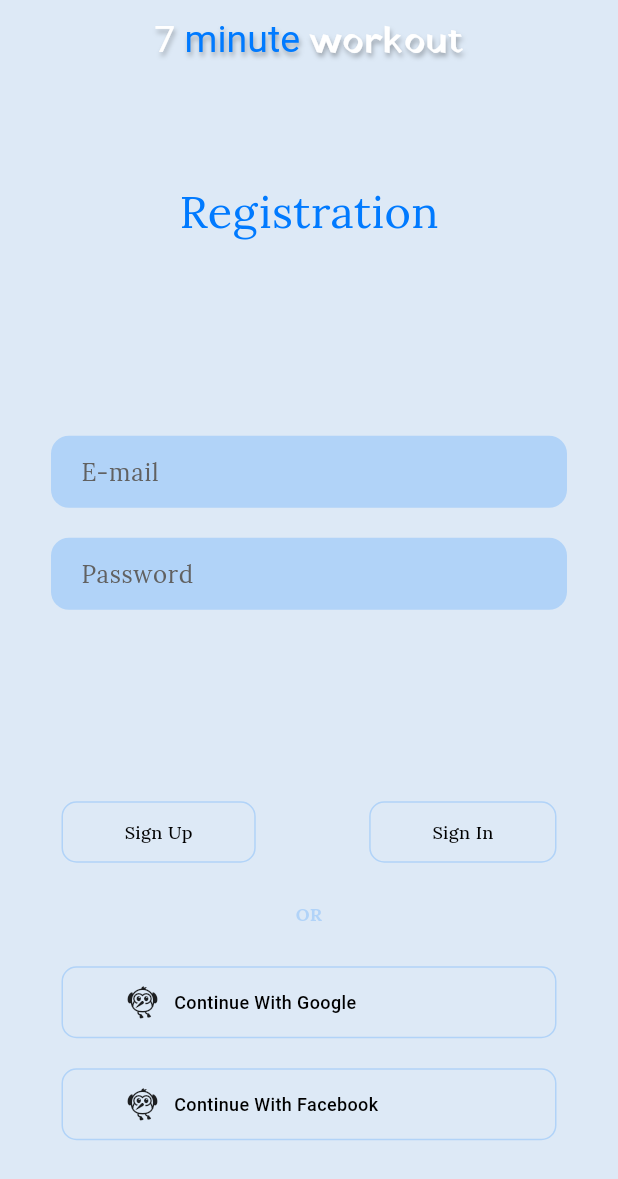
After one commit to Albinaaaaa/7-minute-workout, a Flutter app: the screen it shows after launch, after a tap on an icon or button, on a phone screen of 412 x 824 dp. The commit adds this screen. Shown: the top 1179 px of the screen. Run offline on Flutter 3.47's test engine with Material 3 defaults, Android fonts, the phone set to English and light mode, and no system bars.

Commit message:
feat: Add registration screen

```diff
--- /dev/null
+++ b/lib/app.dart
@@ -0,0 +1,19 @@
+import 'package:flutter/material.dart';
+import 'package:seven_minute_workout/screens/start_screen.dart';
+
+class App extends StatelessWidget {
+  const App({super.key});
+
+  @override
+  Widget build(BuildContext context) {
+    return MaterialApp(
+      theme: ThemeData(
+        appBarTheme: const AppBarTheme(
+          backgroundColor: Color.fromARGB(255, 221, 233, 246),
+        ),
+        scaffoldBackgroundColor: const Color.fromARGB(255, 221, 233, 246),
+      ),
+      home: const StartScreen(),
+    );
+  }
+}
--- /dev/null
+++ b/lib/core/theme/colors.dart
@@ -0,0 +1,7 @@
+import 'package:flutter/material.dart';
+
+class AppColor {
+  static const background = Color(0xFFDDE9F6);
+  static const mainBlue = Color(0xFF007AFF);
+  static const borderBlue = Color.fromRGBO(0, 122, 255, 0.2);
+}
--- a/lib/core/widgets/button/custom_button.dart
+++ b/lib/core/widgets/buttons/custom_button.dart
@@ -11,7 +11,7 @@ class CustomButton extends StatelessWidget {
     return FractionallySizedBox(
       widthFactor: 1,
       child: ElevatedButton(
-        onPressed: () {},
+        onPressed: onTap,
         style: ElevatedButton.styleFrom(
           foregroundColor: const Color.fromARGB(255, 242, 245, 248),
           backgroundColor: const Color.fromARGB(255, 0, 122, 255),
--- /dev/null
+++ b/lib/core/widgets/buttons/registration_button.dart
@@ -0,0 +1,64 @@
+import 'package:flutter/material.dart';
+import 'package:seven_minute_workout/core/theme/colors.dart';
+
+class RegistrationButton extends StatelessWidget {
+  const RegistrationButton({
+    super.key,
+    required this.text,
+    required this.onPressed,
+    this.icon,
+  });
+
+  final String text;
+  final IconData? icon;
+  final Function() onPressed;
+
+  @override
+  Widget build(BuildContext context) {
+    final borderRadius = BorderRadius.circular(10);
+
+    return InkWell(
+      onTap: onPressed,
+      borderRadius: borderRadius,
+      child: Ink(
+        decoration: BoxDecoration(
+          borderRadius: borderRadius,
+        ),
+        child: Container(
+          padding: const EdgeInsets.symmetric(vertical: 11, horizontal: 41),
+          decoration: BoxDecoration(
+            border: Border.all(
+              width: 1,
+              color: AppColor.borderBlue,
+            ),
+            borderRadius: borderRadius,
+          ),
+          child: icon == null
+              ? Text(
+                  text,
+                  style: const TextStyle(
+                    fontFamily: 'Lora',
+                    color: Colors.black,
+                    fontWeight: FontWeight.w500,
+                    fontSize: 12.0,
+                  ),
+                )
+              : Row(
+                  children: [
+                    Icon(icon),
+                    const SizedBox(width: 9),
+                    Text(
+                      text,
+                      style: const TextStyle(
+                        color: Colors.black,
+                        fontWeight: FontWeight.w500,
+                        fontSize: 12.0,
+                      ),
+                    ),
+                  ],
+                ),
+        ),
+      ),
+    );
+  }
+}
--- /dev/null
+++ b/lib/core/widgets/custom_formfield/custom_formfield.dart
@@ -0,0 +1,26 @@
+import 'package:flutter/material.dart';
+import 'package:seven_minute_workout/core/theme/colors.dart';
+
+class CustomFormField extends StatelessWidget {
+  const CustomFormField({super.key, required this.hintText});
+  final String hintText;
+
+  @override
+  Widget build(BuildContext context) {
+    return TextField(
+      obscureText: hintText == 'Password',
+      cursorColor: AppColor.mainBlue,
+      decoration: InputDecoration(
+        filled: true,
+        fillColor: AppColor.borderBlue,
+        hintText: hintText,
+        hintStyle: TextStyle(color: Colors.grey.shade700, fontFamily: 'Lora'),
+        border: OutlineInputBorder(
+          borderRadius: BorderRadius.circular(12.0),
+          borderSide: BorderSide.none,
+        ),
+        contentPadding: const EdgeInsets.symmetric(horizontal: 16.0),
+      ),
+    );
+  }
+}
--- /dev/null
+++ b/lib/core/widgets/seven_minute_workout/seven_minute_workout.dart
@@ -0,0 +1,40 @@
+import 'package:flutter/material.dart';
+
+class SevenMinuteWorkout extends StatelessWidget {
+  const SevenMinuteWorkout({super.key, required this.size});
+
+  final double size;
+
+  @override
+  Widget build(BuildContext context) {
+    return RichText(
+      text: TextSpan(
+        style: TextStyle(
+          fontFamily: 'Yatra',
+          fontSize: size,
+          color: Colors.white,
+          shadows: const [
+            Shadow(
+              offset: Offset(1.0, 3.0),
+              blurRadius: 4.0,
+              color: Color.fromARGB(75, 0, 0, 0),
+            ),
+          ],
+        ),
+        children: const [
+          TextSpan(
+            text: '7',
+            style: TextStyle(fontWeight: FontWeight.w400),
+          ),
+          TextSpan(
+            text: '\tminute\t',
+            style: TextStyle(
+              color: Color(0xFF007AFF),
+            ),
+          ),
+          TextSpan(text: 'workout'),
+        ],
+      ),
+    );
+  }
+}
--- a/lib/core/widgets/sport_circle/sport_circle.dart
+++ b/lib/core/widgets/sport_circle/sport_circle.dart
@@ -1,4 +1,5 @@
 import 'package:flutter/material.dart';
+import 'package:seven_minute_workout/core/widgets/seven_minute_workout/seven_minute_workout.dart';
 import 'package:seven_minute_workout/core/widgets/sport_circle/circle_gradient.dart';
 
 class SportCircle extends StatefulWidget {
@@ -60,35 +61,7 @@ class _SportCircleState extends State<SportCircle>
             radius: 130, gradient: true, color: Color(0xFF87BEFA))),
         buildAnimatedCircle(const CircleGradient(
             radius: 80, gradient: false, color: Color(0xFF87BEFA))),
-        RichText(
-          text: const TextSpan(
-            style: TextStyle(
-              fontFamily: 'Yatra',
-              fontSize: 35,
-              color: Colors.white,
-              shadows: <Shadow>[
-                Shadow(
-                  offset: Offset(1.0, 3.0),
-                  blurRadius: 4.0,
-                  color: Color.fromARGB(75, 0, 0, 0),
-                ),
-              ],
-            ),
-            children: <TextSpan>[
-              TextSpan(
-                text: '7',
-                style: TextStyle(fontWeight: FontWeight.w400),
-              ),
-              TextSpan(
-                text: ' minute ',
-                style: TextStyle(
-                  color: Color(0xFF007AFF),
-                ),
-              ),
-              TextSpan(text: 'workout'),
-            ],
-          ),
-        ),
+        const SevenMinuteWorkout(size: 35),
       ],
     );
   }
--- a/lib/main.dart
+++ b/lib/main.dart
@@ -1,9 +1,6 @@
 import 'package:flutter/material.dart';
-import 'package:seven_minute_workout/screens/start_screen.dart';
+import 'package:seven_minute_workout/app.dart';
 
 void main() {
-  runApp(const MaterialApp(
-    // Wrap with MaterialApp
-    home: StartScreen(),
-  ));
+  runApp(const App());
 }
--- /dev/null
+++ b/lib/screens/registration_screen.dart
@@ -0,0 +1,92 @@
+import 'package:flutter/material.dart';
+import 'package:seven_minute_workout/core/theme/colors.dart';
+import 'package:seven_minute_workout/core/widgets/buttons/registration_button.dart';
+import 'package:seven_minute_workout/core/widgets/custom_formfield/custom_formfield.dart';
+import 'package:seven_minute_workout/core/widgets/seven_minute_workout/seven_minute_workout.dart';
+
+class RegistrationScreen extends StatelessWidget {
+  const RegistrationScreen({super.key});
+
+  @override
+  Widget build(BuildContext context) {
+    return Scaffold(
+      appBar: AppBar(
+        title: const SevenMinuteWorkout(size: 25),
+        centerTitle: true,
+        automaticallyImplyLeading: false, // delete navigation pop icon
+      ),
+      body: Container(
+        alignment: Alignment.center,
+        padding: const EdgeInsets.symmetric(horizontal: 34),
+        child: Column(
+          mainAxisAlignment: MainAxisAlignment.spaceAround,
+          children: [
+            const Text(
+              'Registration',
+              style: TextStyle(
+                fontFamily: 'Lora',
+                color: AppColor.mainBlue,
+                fontWeight: FontWeight.w400,
+                fontSize: 30.0,
+              ),
+            ),
+            const Column(
+              children: [
+                CustomFormField(
+                  hintText: 'E-mail',
+                ),
+                SizedBox(height: 20),
+                CustomFormField(
+                  hintText: 'Password',
+                ),
+              ],
+            ),
+            Container(
+              margin: const EdgeInsets.symmetric(horizontal: 7),
+              child: Column(
+                children: [
+                  Row(
+                    mainAxisAlignment: MainAxisAlignment.spaceBetween,
+                    children: [
+                      RegistrationButton(
+                        onPressed: () {},
+                        text: 'Sign Up',
+                      ),
+                      RegistrationButton(
+                        onPressed: () {},
+                        text: 'Sign In',
+                      )
+                    ],
+                  ),
+                  Container(
+                    margin: const EdgeInsets.symmetric(vertical: 26),
+                    child: const Text(
+                      'OR',
+                      style: TextStyle(
+                        fontFamily: 'Lora',
+                        color: AppColor.borderBlue,
+                        fontWeight: FontWeight.bold,
+                        fontSize: 12.0,
+                      ),
+                    ),
+                  ),
+                  RegistrationButton(
+                    onPressed: () {},
+                    icon: Icons.flutter_dash,
+                    text: 'Continue With Google',
+                  ),
+                  const SizedBox(height: 20),
+                  RegistrationButton(
+                    onPressed: () {},
+                    icon: Icons.flutter_dash,
+                    text: 'Continue With Facebook',
+                  )
+                ],
+              ),
+            )
+          ],
+        ),
+      ),
+    );
+  }
+}
--- a/lib/screens/start_screen.dart
+++ b/lib/screens/start_screen.dart
@@ -1,6 +1,7 @@
 import 'package:flutter/material.dart';
-import 'package:seven_minute_workout/core/widgets/button/custom_button.dart';
+import 'package:seven_minute_workout/core/widgets/buttons/custom_button.dart';
 import 'package:seven_minute_workout/core/widgets/sport_circle/sport_circle.dart';
+import 'package:seven_minute_workout/screens/registration_screen.dart';
 
 void main() {
   runApp(const StartScreen());
@@ -22,7 +23,7 @@ class _StartScreenState extends State<StartScreen>
   void initState() {
     super.initState();
     _controller = AnimationController(
-      duration: const Duration(seconds: 2),
+      duration: const Duration(seconds: 5),
       vsync: this,
     )..forward().whenComplete(() {
         setState(() {
@@ -39,9 +40,7 @@ class _StartScreenState extends State<StartScreen>
 
   @override
   Widget build(BuildContext context) {
-    return MaterialApp(
-      home: Scaffold(
-        backgroundColor: const Color.fromARGB(255, 221, 233, 246),
+    return Scaffold(
       body: Container(
         alignment: Alignment.center,
         padding: const EdgeInsets.symmetric(horizontal: 20),
@@ -64,14 +63,19 @@ class _StartScreenState extends State<StartScreen>
             Visibility(
               visible: _showContent,
               child: CustomButton(
-                  onTap: () {},
+                onTap: () {
+                  Navigator.of(context).push(
+                    MaterialPageRoute(
+                      builder: (context) => const RegistrationScreen(),
+                    ),
+                  );
+                },
                 text: 'Let\'s get started',
               ),
             ),
           ],
         ),
       ),
-      ),
     );
   }
 }
```
Also changed, not shown: lib/screens/menu_screen.dart (deleted). Lines whose indentation alone changed are shown as unchanged.
